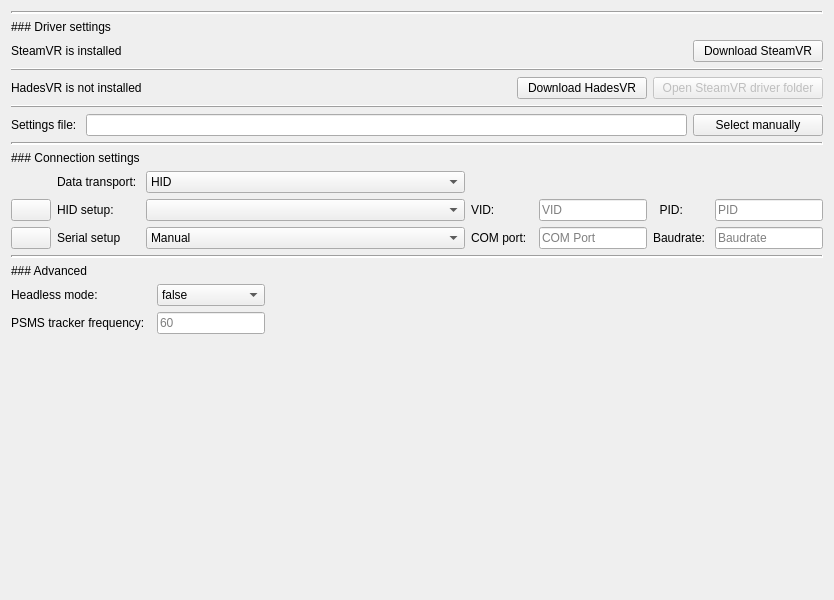
JX5S/HadesVR_GUI_Tool, file Panes/driver_pane.ui: the form before one commit.
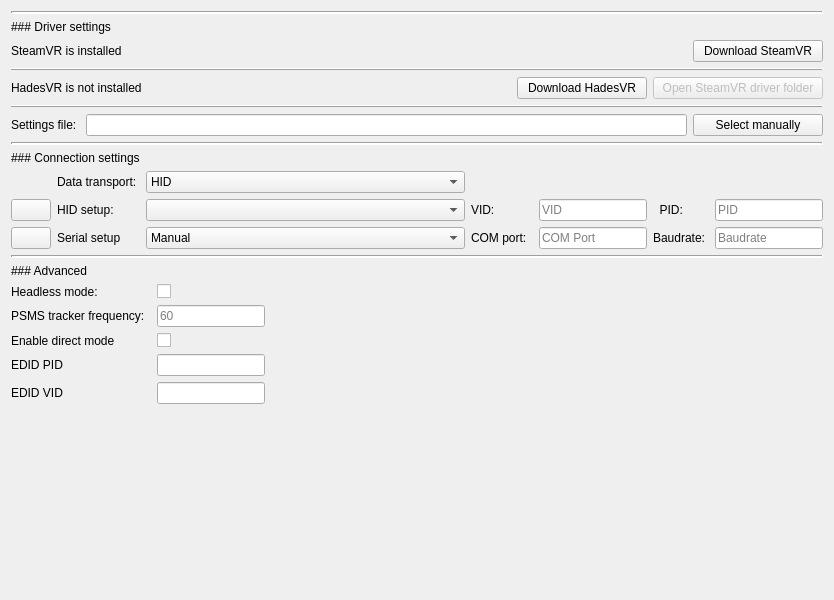
The form after the commit. Icons and pictures are not drawn.

Commit message:
Finished screens selection, added another pane
Also preparation for the rest of settings.

```diff
--- a/Panes/driver_pane.ui
+++ b/Panes/driver_pane.ui
@@ -468,40 +468,13 @@
    </item>
    <item>
     <layout class="QGridLayout" name="gridLayout_2">
-     <item row="0" column="0">
-      <widget class="QLabel" name="label_12">
+     <item row="2" column="1">
+      <widget class="QCheckBox" name="VRDirectCheckBox">
        <property name="text">
-        <string>Headless mode: </string>
+        <string/>
        </property>
       </widget>
      </item>
-     <item row="0" column="2" rowspan="2">
-      <spacer name="horizontalSpacer_3">
-       <property name="orientation">
-        <enum>Qt::Horizontal</enum>
-       </property>
-       <property name="sizeHint" stdset="0">
-        <size>
-         <width>40</width>
-         <height>20</height>
-        </size>
-       </property>
-      </spacer>
-     </item>
-     <item row="0" column="1">
-      <widget class="QComboBox" name="headlessBox">
-       <item>
-        <property name="text">
-         <string>false</string>
-        </property>
-       </item>
-       <item>
-        <property name="text">
-         <string>true</string>
-        </property>
-       </item>
-      </widget>
-     </item>
      <item row="1" column="0">
       <widget class="QLabel" name="label_13">
        <property name="minimumSize">
@@ -515,6 +488,13 @@
        </property>
       </widget>
      </item>
+     <item row="4" column="0">
+      <widget class="QLabel" name="label_15">
+       <property name="text">
+        <string>EDID VID</string>
+       </property>
+      </widget>
+     </item>
      <item row="1" column="1">
       <widget class="QLineEdit" name="lineEdit_PSMSFreq">
        <property name="sizePolicy">
@@ -529,6 +509,9 @@
          <height>0</height>
         </size>
        </property>
+       <property name="inputMask">
+        <string/>
+       </property>
        <property name="text">
         <string/>
        </property>
@@ -537,6 +520,82 @@
        </property>
       </widget>
      </item>
+     <item row="0" column="2" rowspan="2">
+      <spacer name="horizontalSpacer_3">
+       <property name="orientation">
+        <enum>Qt::Horizontal</enum>
+       </property>
+       <property name="sizeHint" stdset="0">
+        <size>
+         <width>40</width>
+         <height>20</height>
+        </size>
+       </property>
+      </spacer>
+     </item>
+     <item row="0" column="0">
+      <widget class="QLabel" name="label_12">
+       <property name="text">
+        <string>Headless mode: </string>
+       </property>
+      </widget>
+     </item>
+     <item row="2" column="0">
+      <widget class="QLabel" name="label_14">
+       <property name="text">
+        <string>Enable direct mode</string>
+       </property>
+      </widget>
+     </item>
+     <item row="4" column="1">
+      <widget class="QLineEdit" name="lineEdit_EDID_VID">
+       <property name="sizePolicy">
+        <sizepolicy hsizetype="Minimum" vsizetype="Fixed">
+         <horstretch>0</horstretch>
+         <verstretch>0</verstretch>
+        </sizepolicy>
+       </property>
+       <property name="inputMask">
+        <string/>
+       </property>
+       <property name="maxLength">
+        <number>10</number>
+       </property>
+      </widget>
+     </item>
+     <item row="3" column="0">
+      <widget class="QLabel" name="label_16">
+       <property name="text">
+        <string>EDID PID</string>
+       </property>
+      </widget>
+     </item>
+     <item row="3" column="1">
+      <widget class="QLineEdit" name="lineEdit_EDID_PID">
+       <property name="sizePolicy">
+        <sizepolicy hsizetype="Minimum" vsizetype="Fixed">
+         <horstretch>0</horstretch>
+         <verstretch>0</verstretch>
+        </sizepolicy>
+       </property>
+       <property name="inputMask">
+        <string/>
+       </property>
+       <property name="text">
+        <string/>
+       </property>
+       <property name="maxLength">
+        <number>10</number>
+       </property>
+      </widget>
+     </item>
+     <item row="0" column="1">
+      <widget class="QCheckBox" name="checkBoxHeadlessMode">
+       <property name="text">
+        <string/>
+       </property>
+      </widget>
+     </item>
     </layout>
    </item>
    <item>
```
Left out of the diff: 3 changed lines with no effect on the pictures. The commit also changes 19 other files.
